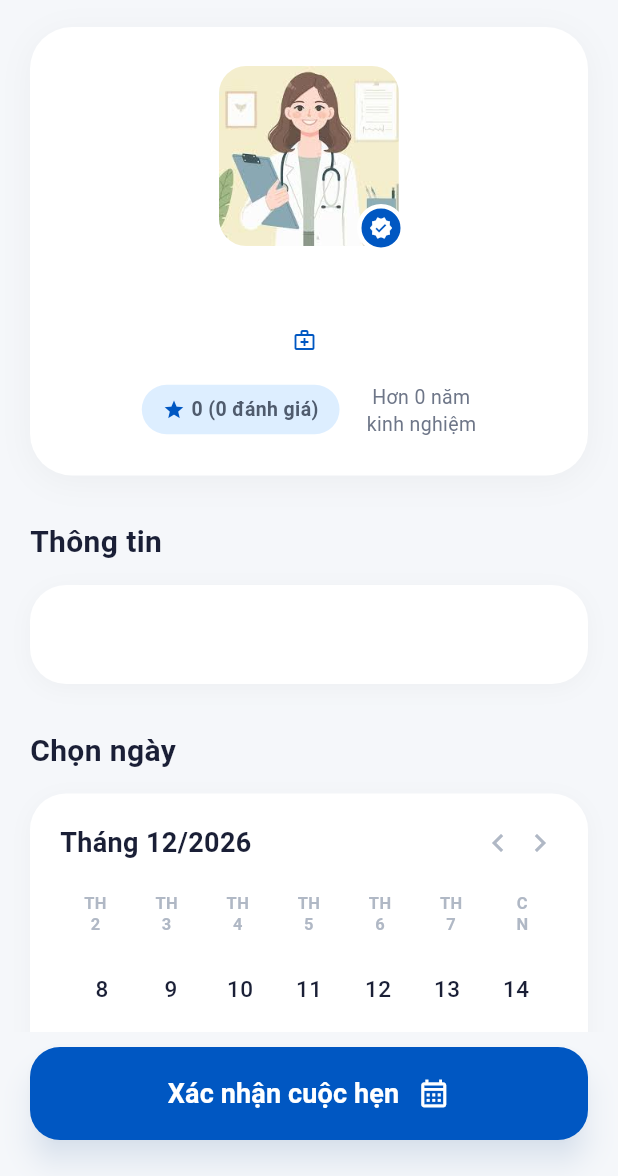
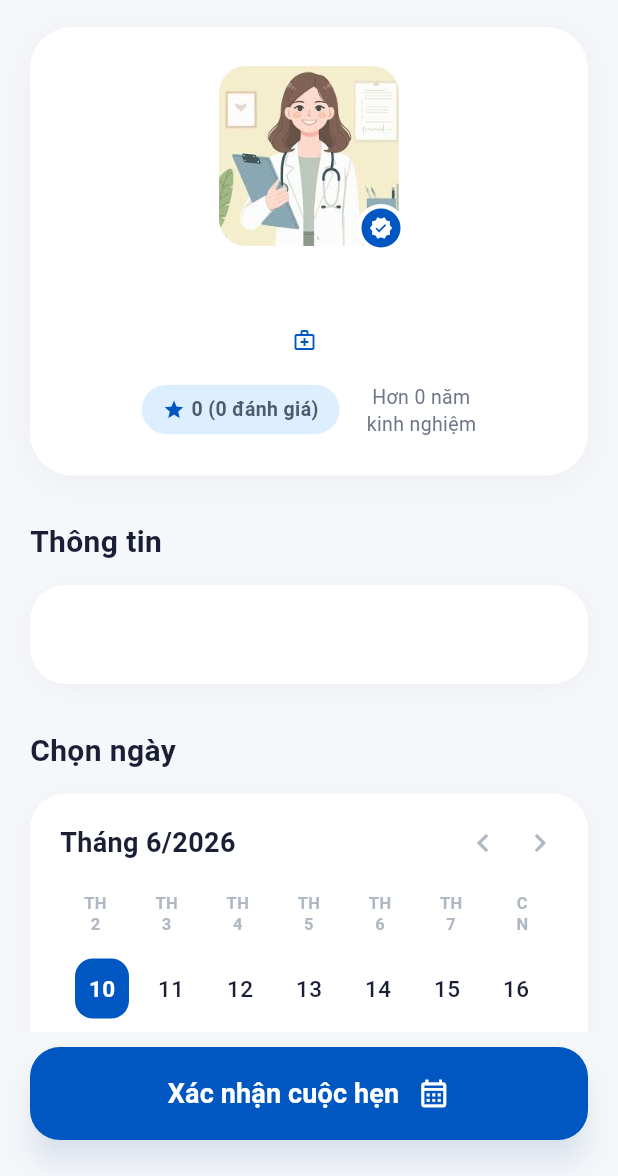
Before and after one commit to namlav/clinic, a Flutter app: the DoctorProfilePage screen opened directly with empty values, on a phone screen of 412 x 824 dp, the part 60-1236 px from its top. Run offline on Flutter 3.47's test engine with Material 3 defaults, Android fonts, the phone set to English and light mode, and no system bars; our stand-ins replace flutter_dotenv, supabase_flutter; accounts and stored records are empty.

Commit message:
Update booking screen and doctor profile

```diff
--- a/lib/features/booking/views/doctor_profile_screen.dart
+++ b/lib/features/booking/views/doctor_profile_screen.dart
@@ -14,28 +14,85 @@ class DoctorProfilePage extends StatefulWidget {
 }
 
 class _DoctorProfilePageState extends State<DoctorProfilePage> {
-  int selectedDay = 17;
-  int selectedTimeIndex = 1;
+  // Quản lý ngày động
+  late DateTime _currentMonthView;
+  late DateTime _today;
+  late DateTime _selectedDate;
+  late DateTime _maxDate; // #1 Thêm biến quản lý ngày tối đa
 
-  final List<Map<String, dynamic>> timeSlots = [
-    {'time': '09:00', 'disabled': false},
-    {'time': '10:30', 'disabled': false},
-    {'time': '11:15', 'disabled': false},
-    {'time': '01:45', 'disabled': false},
-    {'time': '03:00', 'disabled': false},
-    {'time': '04:30', 'disabled': true},
-    {'time': '05:15', 'disabled': false},
+  // Quản lý giờ động
+  int selectedTimeIndex = 0;
+  List<Map<String, dynamic>> dynamicTimeSlots = [];
+
+  final List<String> weekDays = [
+    'TH\n2', 'TH\n3', 'TH\n4', 'TH\n5', 'TH\n6', 'TH\n7', 'C\nN',
   ];
 
-  final List<String> weekDays = [
-    'TH\n2',
-    'TH\n3',
-    'TH\n4',
-    'TH\n5',
-    'TH\n6',
-    'TH\n7',
-    'C\nN',
-  ];
+  @override
+  void initState() {
+    super.initState();
+
+    // #2 Cấu hình thời gian khởi tạo trong initState()
+    _today = DateTime.now();
+    _maxDate = DateTime(
+      _today.year,
+      _today.month + 3,
+      _today.day,
+    );
+    _currentMonthView = DateTime(
+      _today.year,
+      _today.month,
+      1,
+    );
+    _selectedDate = _today;
+
+    _generateMedicalTimeSlots();
+  }
+
+  // Tự động sinh khung giờ khám: Sáng (7h-10h30), Chiều (13h-16h30) cách nhau 30 phút
+  void _generateMedicalTimeSlots() {
+    dynamicTimeSlots.clear();
+
+    // Ca Sáng: 07:00 -> 10:30
+    double morningStart = 7.0;
+    double morningEnd = 10.5;
+    for (double time = morningStart; time <= morningEnd; time += 0.5) {
+      dynamicTimeSlots.add({
+        'time': _formatDoubleToTime(time),
+        'disabled': false,
+      });
+    }
+
+    // Ca Chiều: 13:00 -> 16:30
+    double afternoonStart = 13.0;
+    double afternoonEnd = 16.5;
+    for (double time = afternoonStart; time <= afternoonEnd; time += 0.5) {
+      dynamicTimeSlots.add({
+        'time': _formatDoubleToTime(time),
+        'disabled': false,
+      });
+    }
+  }
+
+  String _formatDoubleToTime(double value) {
+    int hours = value.toInt();
+    int minutes = ((value - hours) * 60).toInt();
+    return "${hours.toString().padLeft(2, '0')}:${minutes.toString().padLeft(2, '0')}";
+  }
+
+  // Logic chuyển tháng trên lịch (Giới hạn trong khoảng maxDate đã tính)
+  void _changeMonth(int increment) {
+    setState(() {
+      DateTime newMonth = DateTime(_currentMonthView.year, _currentMonthView.month + increment, 1);
+      DateTime maxLimitMonth = DateTime(_maxDate.year, _maxDate.month, 1);
+      DateTime minLimitMonth = DateTime(_today.year, _today.month, 1);
+
+      if ((newMonth.isBefore(maxLimitMonth) || newMonth.isAtSameMomentAs(maxLimitMonth)) &&
+          (newMonth.isAfter(minLimitMonth) || newMonth.isAtSameMomentAs(minLimitMonth))) {
+        _currentMonthView = newMonth;
+      }
+    });
+  }
 
   @override
   Widget build(BuildContext context) {
@@ -55,7 +112,7 @@ class _DoctorProfilePageState extends State<DoctorProfilePage> {
                   children: [
                     const SizedBox(height: 18),
 
-                    /// PROFILE CARD
+                    /// PROFILE CARD (Nơi chứa thông tin chuyên khoa bác sĩ)
                     _buildProfileCard(),
 
                     const SizedBox(height: 30),
@@ -122,7 +179,7 @@ class _DoctorProfilePageState extends State<DoctorProfilePage> {
 
   Widget _buildProfileCard() {
     final String fullname = widget.doctorData['fullname'] ?? "Bác sĩ";
-    final String title = widget.doctorData['title'] ?? "Chuyên gia y tế";
+    final String specialty =widget.doctorData['specialties']?['specialtyname']?? "Chuyên khoa";
     final String rating = (widget.doctorData['rating'] ?? 5.0).toString();
     final int reviewCount = widget.doctorData['reviewcount'] ?? 0;
     final int experienceYears = widget.doctorData['experienceyears'] ?? 5;
@@ -144,7 +201,6 @@ class _DoctorProfilePageState extends State<DoctorProfilePage> {
       ),
       child: Column(
         children: [
-          /// AVATAR
           Stack(
             clipBehavior: Clip.none,
             children: [
@@ -193,10 +249,7 @@ class _DoctorProfilePageState extends State<DoctorProfilePage> {
               ),
             ],
           ),
-
           const SizedBox(height: 18),
-
-          /// NAME
           Text(
             fullname,
             textAlign: TextAlign.center,
@@ -207,10 +260,9 @@ class _DoctorProfilePageState extends State<DoctorProfilePage> {
               color: Color(0xFF1A1F36),
             ),
           ),
-
           const SizedBox(height: 10),
 
-          /// SPECIALTY
+          /// ĐÃ ĐỔ CHUYÊN KHOA ĐỘNG TẠI ĐÂY
           Row(
             mainAxisAlignment: MainAxisAlignment.center,
             children: [
@@ -221,7 +273,7 @@ class _DoctorProfilePageState extends State<DoctorProfilePage> {
               ),
               const SizedBox(width: 6),
               Text(
-                title,
+                (specialty),//
                 style: const TextStyle(
                   fontSize: 15,
                   fontWeight: FontWeight.w600,
@@ -230,10 +282,7 @@ class _DoctorProfilePageState extends State<DoctorProfilePage> {
               ),
             ],
           ),
-
           const SizedBox(height: 18),
-
-          /// RATING + EXPERIENCE
           Row(
             mainAxisAlignment: MainAxisAlignment.center,
             children: [
@@ -323,6 +372,21 @@ class _DoctorProfilePageState extends State<DoctorProfilePage> {
   }
 
   Widget _buildCalendarSection() {
+    int daysInMonth = DateUtils.getDaysInMonth(_currentMonthView.year, _currentMonthView.month);
+    List<DateTime> validDays = [];
+
+    for (int i = 1; i <= daysInMonth; i++) {
+      DateTime day = DateTime(_currentMonthView.year, _currentMonthView.month, i);
+
+      // #3 Kiểm tra ràng buộc: Ngày phải từ hôm nay trở đi và trước ngày tối đa (3 tháng sau)
+      if (
+        day.isAfter(_today.subtract(const Duration(days: 1))) &&
+        day.isBefore(_maxDate.add(const Duration(days: 1)))
+      ) {
+        validDays.add(day);
+      }
+    }
+
     return Column(
       crossAxisAlignment: CrossAxisAlignment.start,
       children: [
@@ -350,37 +414,34 @@ class _DoctorProfilePageState extends State<DoctorProfilePage> {
           ),
           child: Column(
             children: [
-              /// HEADER
               Row(
                 mainAxisAlignment: MainAxisAlignment.spaceBetween,
                 children: [
-                  const Text(
-                    "Tháng 12/2026",
-                    style: TextStyle(
+                  Text(
+                    "Tháng ${_currentMonthView.month}/${_currentMonthView.year}",
+                    style: const TextStyle(
                       fontSize: 18,
                       fontWeight: FontWeight.w700,
                       color: Color(0xFF1A1F36),
                     ),
                   ),
                   Row(
-                    children: const [
-                      Icon(
-                        Icons.chevron_left,
-                        color: Color(0xFFB0B8C5),
+                    children: [
+                      GestureDetector(
+                        onTap: () => _changeMonth(-1),
+                        child: const Icon(Icons.chevron_left, color: Color(0xFFB0B8C5)),
                       ),
-                      SizedBox(width: 4),
-                      Icon(
-                        Icons.chevron_right,
-                        color: Color(0xFFB0B8C5),
+                      const SizedBox(width: 14),
+                      GestureDetector(
+                        onTap: () => _changeMonth(1),
+                        child: const Icon(Icons.chevron_right, color: Color(0xFFB0B8C5)),
                       ),
                     ],
                   ),
                 ],
               ),
-
               const SizedBox(height: 20),
 
-              /// WEEK
               Row(
                 children: weekDays.map((day) {
                   return Expanded(
@@ -397,23 +458,25 @@ class _DoctorProfilePageState extends State<DoctorProfilePage> {
                   );
                 }).toList(),
               ),
-
               const SizedBox(height: 16),
 
-              /// DAYS
-              Wrap(
+              validDays.isEmpty
+                  ? const Padding(
+                      padding: EdgeInsets.symmetric(vertical: 8.0),
+                      child: Text("Không có lịch trống trong tháng này", style: TextStyle(color: Colors.grey)),
+                    )
+                  : Wrap(
                       spacing: 10,
                       runSpacing: 12,
-                children: List.generate(
-                  17,
-                  (index) {
-                    int day = index + 8;
-                    bool isSelected = day == selectedDay;
+                      children: validDays.map((dateTime) {
+                        bool isSelected = dateTime.year == _selectedDate.year &&
+                            dateTime.month == _selectedDate.month &&
+                            dateTime.day == _selectedDate.day;
 
                         return GestureDetector(
                           onTap: () {
                             setState(() {
-                          selectedDay = day;
+                              _selectedDate = dateTime;
                             });
                           },
                           child: Container(
@@ -425,7 +488,7 @@ class _DoctorProfilePageState extends State<DoctorProfilePage> {
                             ),
                             child: Center(
                               child: Text(
-                            "$day",
+                                "${dateTime.day}",
                                 style: TextStyle(
                                   fontSize: 15,
                                   fontWeight: isSelected ? FontWeight.w700 : FontWeight.w500,
@@ -435,8 +498,7 @@ class _DoctorProfilePageState extends State<DoctorProfilePage> {
                             ),
                           ),
                         );
-                  },
-                ),
+                      }).toList(),
                     ),
             ],
           ),
@@ -461,7 +523,7 @@ class _DoctorProfilePageState extends State<DoctorProfilePage> {
         GridView.builder(
           shrinkWrap: true,
           physics: const NeverScrollableScrollPhysics(),
-          itemCount: timeSlots.length,
+          itemCount: dynamicTimeSlots.length,
           gridDelegate: const SliverGridDelegateWithFixedCrossAxisCount(
             crossAxisCount: 2,
             childAspectRatio: 2.7,
@@ -469,7 +531,7 @@ class _DoctorProfilePageState extends State<DoctorProfilePage> {
             mainAxisSpacing: 14,
           ),
           itemBuilder: (context, index) {
-            bool disabled = timeSlots[index]['disabled'];
+            bool disabled = dynamicTimeSlots[index]['disabled'];
             bool isSelected = selectedTimeIndex == index;
 
             return GestureDetector(
@@ -500,7 +562,7 @@ class _DoctorProfilePageState extends State<DoctorProfilePage> {
                 ),
                 child: Center(
                   child: Text(
-                    timeSlots[index]['time'],
+                    dynamicTimeSlots[index]['time'],
                     style: TextStyle(
                       fontSize: 16,
                       fontWeight: FontWeight.w600,
@@ -528,22 +590,38 @@ class _DoctorProfilePageState extends State<DoctorProfilePage> {
         height: 62,
         child: ElevatedButton(
           onPressed: () async {
-            final String selectedTime = timeSlots[selectedTimeIndex]['time'];
-            final String appointmentDate = "2026-12-$selectedDay";
+            if (dynamicTimeSlots.isEmpty) return;
 
+            final String selectedTime = dynamicTimeSlots[selectedTimeIndex]['time'];
+
+            // #4 Sửa và tính toán kết thúc thời gian biểu tự động (+30 phút)
+            final parts = selectedTime.split(':');
+            DateTime startDateTime = DateTime(
+              2026,
+              1,
+              1,
+              int.parse(parts[0]),
+              int.parse(parts[1]),
+            );
+            DateTime endDateTime = startDateTime.add(const Duration(minutes: 30));
+            final String endTime =
+                "${endDateTime.hour.toString().padLeft(2, '0')}:"
+                "${endDateTime.minute.toString().padLeft(2, '0')}:00";
+
+            final String appointmentDate = "${_selectedDate.year}-${_selectedDate.month.toString().padLeft(2, '0')}-${_selectedDate.day.toString().padLeft(2, '0')}";
             final int doctorId = widget.doctorData['doctorid'] ?? 0;
 
             try {
+              // #5 Lưu trữ bản ghi lên hệ thống Supabase với starttime và endtime động
               await Supabase.instance.client.from('appointments').insert({
                 'doctorid': doctorId,
                 'appointmentdate': appointmentDate,
                 'starttime': "$selectedTime:00",
-                'endtime': "$selectedTime:00",
+                'endtime': endTime,
                 'status': 'Pending',
                 'createdat': DateTime.now().toIso8601String(),
               });
 
-              // 4. Thông báo và tự động Pop điều hướng quay lại
               if (mounted) {
                 ScaffoldMessenger.of(context).showSnackBar(
                   const SnackBar(content: Text("Đặt lịch hẹn khám thành công!")),
```
Also changed, not shown: lib/features/booking/views/booking_screen.dart (+164 -223 lines). Lines whose indentation alone changed are shown as unchanged.
